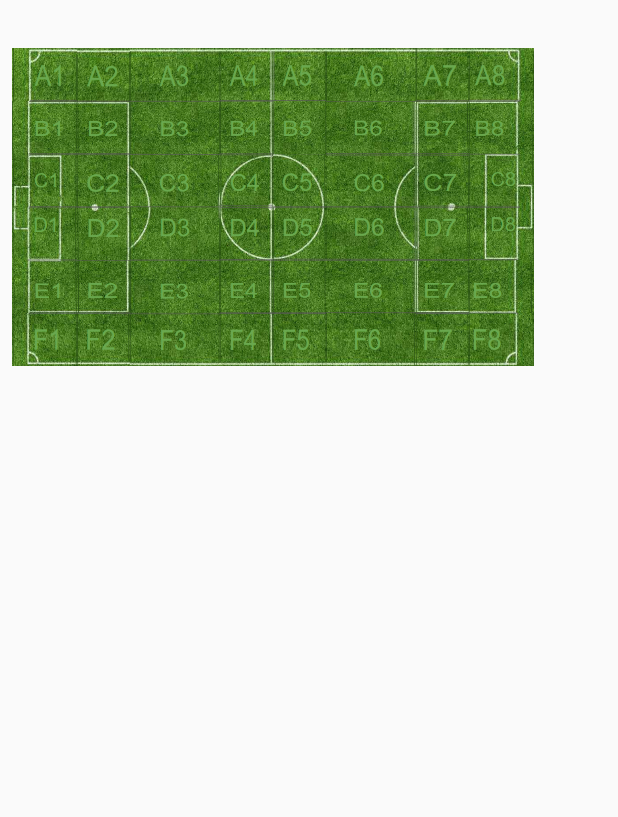
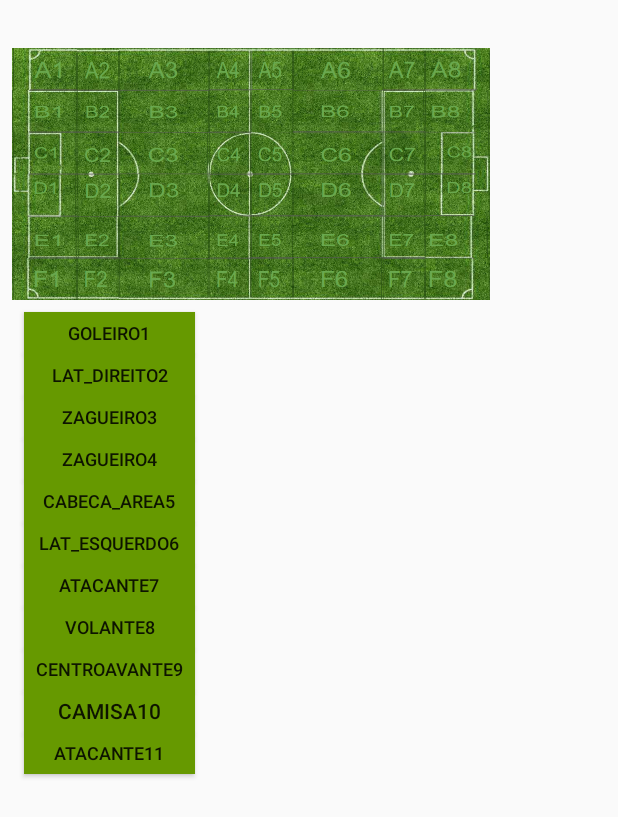
Before and after one commit to PauloLara/appTecnico, an Android app: the Acoes screen opened directly, with no data from a screen before it, on a phone screen of 412 x 824 dp. Shown: the top 817 px of the screen. Run offline under Robolectric (Android 15) with nearby library versions, the phone set to English and light mode, and no system bars.

Commit message:
botões ações

```diff
--- a/app/src/main/AndroidManifest.xml
+++ b/app/src/main/AndroidManifest.xml
@@ -1,6 +1,8 @@
 <?xml version="1.0" encoding="utf-8"?>
 <manifest xmlns:android="http://schemas.android.com/apk/res/android"
     package="com.example.paulo.apptecnico">
+
+    <uses-permission android:name="android.permission.WRITE_EXTERNAL_STORAGE"/>
 
     <application
         android:allowBackup="true"
--- a/app/src/main/java/com/example/paulo/apptecnico/Inicial.java
+++ b/app/src/main/java/com/example/paulo/apptecnico/Inicial.java
@@ -27,15 +27,8 @@ public class Inicial extends AppCompatActivity {
 
 
     public void clickBtnIrPartidaConfig(View view){
-
-        novoJogo = (Button) findViewById(R.id.btnnovojogo);
-        novoJogo.setOnClickListener(new View.OnClickListener() {
-            @Override
-            public void onClick(View v) {
-                Intent it;
-                it = new Intent(Inicial.this, PartidaConfig.class);
-                startActivity(it);
-            }
-        });
+        Intent it;
+        it = new Intent(Inicial.this, PartidaConfig.class);
+        startActivity(it);
     }
 }
--- a/app/src/main/res/layout/activity_acoes.xml
+++ b/app/src/main/res/layout/activity_acoes.xml
@@ -2,15 +2,15 @@
 <android.support.constraint.ConstraintLayout xmlns:android="http://schemas.android.com/apk/res/android"
     xmlns:app="http://schemas.android.com/apk/res-auto"
     xmlns:tools="http://schemas.android.com/tools"
+    android:id="@+id/relativeLayout"
     android:layout_width="match_parent"
     android:layout_height="match_parent"
-    tools:context=".Acoes"
-    android:id="@+id/relativeLayout">
+    tools:context=".Acoes">
 
     <Button
         android:id="@+id/f8"
         android:layout_width="43dp"
-        android:layout_height="35dp"
+        android:layout_height="28dp"
         android:background="@drawable/f8"
         app:layout_constraintLeft_toRightOf="@+id/f7"
         app:layout_constraintStart_toEndOf="@+id/f7"
@@ -18,8 +18,8 @@
 
     <Button
         android:id="@+id/f7"
-        android:layout_width="35dp"
-        android:layout_height="35dp"
+        android:layout_width="28dp"
+        android:layout_height="28dp"
         android:background="@drawable/f7"
         app:layout_constraintLeft_toLeftOf="@+id/c7"
         app:layout_constraintStart_toEndOf="@+id/f6"
@@ -28,15 +28,15 @@
     <Button
         android:id="@+id/e8"
         android:layout_width="43dp"
-        android:layout_height="35dp"
+        android:layout_height="28dp"
         android:background="@drawable/e8"
         app:layout_constraintStart_toEndOf="@+id/e7"
         app:layout_constraintTop_toBottomOf="@+id/d8" />
 
     <Button
         android:id="@+id/e7"
-        android:layout_width="35dp"
-        android:layout_height="35dp"
+        android:layout_width="28dp"
+        android:layout_height="28dp"
         android:background="@drawable/e7"
         app:layout_constraintStart_toEndOf="@+id/e6"
         app:layout_constraintTop_toBottomOf="@+id/d7" />
@@ -44,15 +44,15 @@
     <Button
         android:id="@+id/d8"
         android:layout_width="43dp"
-        android:layout_height="35dp"
+        android:layout_height="28dp"
         android:background="@drawable/d8"
         app:layout_constraintStart_toEndOf="@+id/d7"
         app:layout_constraintTop_toBottomOf="@+id/c8" />
 
     <Button
         android:id="@+id/d7"
-        android:layout_width="35dp"
-        android:layout_height="35dp"
+        android:layout_width="28dp"
+        android:layout_height="28dp"
         android:background="@drawable/d7"
         app:layout_constraintStart_toEndOf="@+id/d6"
         app:layout_constraintTop_toBottomOf="@+id/c7" />
@@ -60,15 +60,15 @@
     <Button
         android:id="@+id/c8"
         android:layout_width="43dp"
-        android:layout_height="35dp"
+        android:layout_height="28dp"
         android:background="@drawable/c8"
         app:layout_constraintStart_toEndOf="@+id/c7"
         app:layout_constraintTop_toBottomOf="@+id/b8" />
 
     <Button
         android:id="@+id/c7"
-        android:layout_width="35dp"
-        android:layout_height="35dp"
+        android:layout_width="28dp"
+        android:layout_height="28dp"
         android:background="@drawable/c7"
         app:layout_constraintStart_toEndOf="@+id/c6"
         app:layout_constraintTop_toBottomOf="@+id/b7" />
@@ -76,15 +76,15 @@
     <Button
         android:id="@+id/b8"
         android:layout_width="43dp"
-        android:layout_height="35dp"
+        android:layout_height="28dp"
         android:background="@drawable/b8"
         app:layout_constraintStart_toEndOf="@+id/b7"
         app:layout_constraintTop_toBottomOf="@+id/a8" />
 
     <Button
         android:id="@+id/b7"
-        android:layout_width="35dp"
-        android:layout_height="35dp"
+        android:layout_width="28dp"
+        android:layout_height="28dp"
         android:background="@drawable/b7"
         app:layout_constraintStart_toEndOf="@+id/b6"
         app:layout_constraintTop_toBottomOf="@+id/a7" />
@@ -92,7 +92,7 @@
     <Button
         android:id="@+id/f6"
         android:layout_width="60dp"
-        android:layout_height="35dp"
+        android:layout_height="28dp"
         android:background="@drawable/f6"
         app:layout_constraintEnd_toStartOf="@+id/f7"
         app:layout_constraintStart_toEndOf="@+id/f5"
@@ -101,7 +101,7 @@
     <Button
         android:id="@+id/e6"
         android:layout_width="60dp"
-        android:layout_height="35dp"
+        android:layout_height="28dp"
         android:background="@drawable/e6"
         app:layout_constraintBottom_toTopOf="@+id/f6"
         app:layout_constraintEnd_toStartOf="@+id/e7"
@@ -111,7 +111,7 @@
     <Button
         android:id="@+id/d6"
         android:layout_width="60dp"
-        android:layout_height="35dp"
+        android:layout_height="28dp"
         android:background="@drawable/d6"
         app:layout_constraintStart_toEndOf="@+id/d5"
         app:layout_constraintTop_toBottomOf="@+id/c6" />
@@ -119,7 +119,7 @@
     <Button
         android:id="@+id/c6"
         android:layout_width="60dp"
-        android:layout_height="35dp"
+        android:layout_height="28dp"
         android:background="@drawable/c6"
         app:layout_constraintStart_toEndOf="@+id/c5"
         app:layout_constraintTop_toBottomOf="@+id/b6" />
@@ -127,7 +127,7 @@
     <Button
         android:id="@+id/b6"
         android:layout_width="60dp"
-        android:layout_height="35dp"
+        android:layout_height="28dp"
         android:background="@drawable/b6"
         app:layout_constraintStart_toEndOf="@+id/b5"
         app:layout_constraintTop_toBottomOf="@+id/a6" />
@@ -135,7 +135,7 @@
     <Button
         android:id="@+id/f1"
         android:layout_width="43dp"
-        android:layout_height="35dp"
+        android:layout_height="28dp"
         android:layout_marginLeft="8dp"
         android:layout_marginStart="8dp"
         android:background="@drawable/f1"
@@ -146,7 +146,7 @@
     <Button
         android:id="@+id/e1"
         android:layout_width="43dp"
-        android:layout_height="35dp"
+        android:layout_height="28dp"
         android:layout_marginLeft="8dp"
         android:layout_marginStart="8dp"
         android:background="@drawable/e1"
@@ -159,7 +159,7 @@
     <Button
         android:id="@+id/d1"
         android:layout_width="43dp"
-        android:layout_height="35dp"
+        android:layout_height="28dp"
         android:layout_marginLeft="8dp"
         android:layout_marginStart="8dp"
         android:background="@drawable/d1"
@@ -169,7 +169,7 @@
     <Button
         android:id="@+id/c1"
         android:layout_width="43dp"
-        android:layout_height="35dp"
+        android:layout_height="28dp"
         android:layout_marginLeft="8dp"
         android:layout_marginStart="8dp"
         android:background="@drawable/c1"
@@ -179,7 +179,7 @@
     <Button
         android:id="@+id/b1"
         android:layout_width="43dp"
-        android:layout_height="35dp"
+        android:layout_height="28dp"
         android:layout_marginLeft="8dp"
         android:layout_marginStart="8dp"
         android:background="@drawable/b1"
@@ -190,7 +190,7 @@
     <Button
         android:id="@+id/a8"
         android:layout_width="43dp"
-        android:layout_height="35dp"
+        android:layout_height="28dp"
         android:layout_marginTop="32dp"
         android:background="@drawable/a8"
         app:layout_constraintStart_toEndOf="@+id/a7"
@@ -198,8 +198,8 @@
 
     <Button
         android:id="@+id/a7"
-        android:layout_width="35dp"
-        android:layout_height="35dp"
+        android:layout_width="28dp"
+        android:layout_height="28dp"
         android:layout_marginTop="32dp"
         android:background="@drawable/a7"
         app:layout_constraintStart_toEndOf="@+id/a6"
@@ -208,7 +208,7 @@
     <Button
         android:id="@+id/a6"
         android:layout_width="60dp"
-        android:layout_height="35dp"
+        android:layout_height="28dp"
         android:layout_marginTop="32dp"
         android:background="@drawable/a6"
         app:layout_constraintStart_toEndOf="@+id/a5"
@@ -216,8 +216,8 @@
 
     <Button
         android:id="@+id/a5"
-        android:layout_width="35dp"
-        android:layout_height="35dp"
+        android:layout_width="28dp"
+        android:layout_height="28dp"
         android:layout_marginTop="32dp"
         android:background="@drawable/a55"
         app:layout_constraintStart_toEndOf="@+id/a4"
@@ -225,8 +225,8 @@
 
     <Button
         android:id="@+id/a4"
-        android:layout_width="35dp"
-        android:layout_height="35dp"
+        android:layout_width="28dp"
+        android:layout_height="28dp"
         android:layout_marginTop="32dp"
         android:background="@drawable/a4"
         app:layout_constraintStart_toEndOf="@+id/a3"
@@ -235,7 +235,7 @@
     <Button
         android:id="@+id/a3"
         android:layout_width="60dp"
-        android:layout_height="35dp"
+        android:layout_height="28dp"
         android:layout_marginTop="32dp"
         android:background="@drawable/a33"
         app:layout_constraintStart_toEndOf="@+id/a2"
@@ -244,7 +244,7 @@
     <Button
         android:id="@+id/f3"
         android:layout_width="60dp"
-        android:layout_height="35dp"
+        android:layout_height="28dp"
         android:background="@drawable/f3"
         app:layout_constraintLeft_toRightOf="@+id/f2"
         app:layout_constraintStart_toEndOf="@+id/f2"
@@ -253,7 +253,7 @@
     <Button
         android:id="@+id/e3"
         android:layout_width="60dp"
-        android:layout_height="35dp"
+        android:layout_height="28dp"
         android:background="@drawable/e3"
         app:layout_constraintStart_toEndOf="@+id/e2"
         app:layout_constraintTop_toBottomOf="@+id/d3" />" />
@@ -261,7 +261,7 @@
     <Button
         android:id="@+id/d3"
         android:layout_width="60dp"
-        android:layout_height="35dp"
+        android:layout_height="28dp"
         android:background="@drawable/d3"
         app:layout_constraintStart_toEndOf="@+id/d2"
         app:layout_constraintTop_toBottomOf="@+id/c3" />
@@ -269,15 +269,15 @@
     <Button
         android:id="@+id/c3"
         android:layout_width="60dp"
-        android:layout_height="35dp"
+        android:layout_height="28dp"
         android:background="@drawable/c3"
         app:layout_constraintStart_toEndOf="@+id/c2"
         app:layout_constraintTop_toBottomOf="@+id/b3" />
 
     <Button
         android:id="@+id/f4"
-        android:layout_width="35dp"
-        android:layout_height="35dp"
+        android:layout_width="28dp"
+        android:layout_height="28dp"
         android:background="@drawable/f4"
         app:layout_constraintLeft_toRightOf="@+id/a3"
         app:layout_constraintStart_toEndOf="@+id/f3"
@@ -285,40 +285,40 @@
 
     <Button
         android:id="@+id/e4"
-        android:layout_width="35dp"
-        android:layout_height="35dp"
+        android:layout_width="28dp"
+        android:layout_height="28dp"
         android:background="@drawable/e4"
         app:layout_constraintStart_toEndOf="@+id/e3"
         app:layout_constraintTop_toBottomOf="@+id/d4" />
 
     <Button
         android:id="@+id/d4"
-        android:layout_width="35dp"
-        android:layout_height="35dp"
+        android:layout_width="28dp"
+        android:layout_height="28dp"
         android:background="@drawable/d4"
         app:layout_constraintStart_toEndOf="@+id/d3"
         app:layout_constraintTop_toBottomOf="@+id/c4" />
 
     <Button
         android:id="@+id/c4"
-        android:layout_width="35dp"
-        android:layout_height="35dp"
+        android:layout_width="28dp"
+        android:layout_height="28dp"
         android:background="@drawable/c4"
         app:layout_constraintStart_toEndOf="@+id/c3"
         app:layout_constraintTop_toBottomOf="@+id/b4" />
 
     <Button
         android:id="@+id/f5"
-        android:layout_width="35dp"
-        android:layout_height="35dp"
+        android:layout_width="28dp"
+        android:layout_height="28dp"
         android:background="@drawable/f5"
         app:layout_constraintStart_toEndOf="@+id/f4"
         app:layout_constraintTop_toBottomOf="@+id/e5" />
 
     <Button
         android:id="@+id/e5"
-        android:layout_width="35dp"
-        android:layout_height="35dp"
+        android:layout_width="28dp"
+        android:layout_height="28dp"
         android:background="@drawable/e5"
         app:layout_constraintLeft_toLeftOf="@+id/d5"
         app:layout_constraintStart_toEndOf="@+id/e4"
@@ -326,24 +326,24 @@
 
     <Button
         android:id="@+id/d5"
-        android:layout_width="35dp"
-        android:layout_height="35dp"
+        android:layout_width="28dp"
+        android:layout_height="28dp"
         android:background="@drawable/d5"
         app:layout_constraintStart_toEndOf="@+id/d4"
         app:layout_constraintTop_toBottomOf="@+id/c5" />
 
     <Button
         android:id="@+id/c5"
-        android:layout_width="35dp"
-        android:layout_height="35dp"
+        android:layout_width="28dp"
+        android:layout_height="28dp"
         android:background="@drawable/c5"
         app:layout_constraintStart_toEndOf="@+id/c4"
         app:layout_constraintTop_toBottomOf="@+id/b5" />
 
     <Button
         android:id="@+id/b5"
-        android:layout_width="35dp"
-        android:layout_height="35dp"
+        android:layout_width="28dp"
+        android:layout_height="28dp"
         android:layout_alignParentEnd="true"
         android:layout_alignParentTop="true"
         android:background="@drawable/b5"
@@ -353,8 +353,8 @@
 
     <Button
         android:id="@+id/b4"
-        android:layout_width="35dp"
-        android:layout_height="35dp"
+        android:layout_width="28dp"
+        android:layout_height="28dp"
         android:background="@drawable/b4"
         app:layout_constraintStart_toEndOf="@+id/b3"
         app:layout_constraintTop_toBottomOf="@+id/a4" />
@@ -362,47 +362,47 @@
     <Button
         android:id="@+id/b3"
         android:layout_width="60dp"
-        android:layout_height="35dp"
+        android:layout_height="28dp"
         android:background="@drawable/b3"
         app:layout_constraintStart_toEndOf="@+id/b2"
         app:layout_constraintTop_toBottomOf="@+id/a3" />
 
     <Button
         android:id="@+id/f2"
-        android:layout_width="35dp"
-        android:layout_height="35dp"
+        android:layout_width="28dp"
+        android:layout_height="28dp"
         android:background="@drawable/f2"
         app:layout_constraintStart_toEndOf="@+id/f1"
         app:layout_constraintTop_toBottomOf="@+id/e2" />
 
     <Button
         android:id="@+id/e2"
-        android:layout_width="35dp"
-        android:layout_height="35dp"
+        android:layout_width="28dp"
+        android:layout_height="28dp"
         android:background="@drawable/e2"
         app:layout_constraintStart_toEndOf="@+id/e1"
         app:layout_constraintTop_toBottomOf="@+id/d2" />
 
     <Button
         android:id="@+id/d2"
-        android:layout_width="35dp"
-        android:layout_height="35dp"
+        android:layout_width="28dp"
+        android:layout_height="28dp"
         android:background="@drawable/d2"
         app:layout_constraintStart_toEndOf="@+id/d1"
         app:layout_constraintTop_toBottomOf="@+id/c2" />
 
     <Button
         android:id="@+id/c2"
-        android:layout_width="35dp"
-        android:layout_height="35dp"
+        android:layout_width="28dp"
+        android:layout_height="28dp"
         android:background="@drawable/c2"
         app:layout_constraintStart_toEndOf="@+id/c1"
         app:layout_constraintTop_toBottomOf="@+id/b2" />
 
     <Button
         android:id="@+id/b2"
-        android:layout_width="35dp"
-        android:layout_height="35dp"
+        android:layout_width="28dp"
+        android:layout_height="28dp"
         android:background="@drawable/b2"
         app:layout_constraintStart_toEndOf="@+id/b1"
         app:layout_constraintTop_toBottomOf="@+id/a2" />
@@ -410,7 +410,7 @@
     <Button
         android:id="@+id/a1"
         android:layout_width="43dp"
-        android:layout_height="35dp"
+        android:layout_height="28dp"
         android:layout_marginLeft="8dp"
         android:layout_marginStart="8dp"
         android:layout_marginTop="32dp"
@@ -420,11 +420,153 @@
 
     <Button
         android:id="@+id/a2"
-        android:layout_width="35dp"
-        android:layout_height="35dp"
+        android:layout_width="28dp"
+        android:layout_height="28dp"
         android:layout_marginTop="32dp"
         android:background="@drawable/a2"
         app:layout_constraintStart_toEndOf="@+id/a1"
         app:layout_constraintTop_toTopOf="parent" />
 
+    <Button
+        android:id="@+id/goleiro1"
+        android:layout_width="114dp"
+        android:layout_height="28dp"
+        android:layout_marginLeft="16dp"
+        android:layout_marginStart="16dp"
+        android:layout_marginTop="8dp"
+        android:background="@android:color/holo_green_dark"
+        android:text="goleiro1"
+        android:textSize="12sp"
+        app:layout_constraintStart_toStartOf="parent"
+        app:layout_constraintTop_toBottomOf="@+id/f2"
+        tools:textColorHint="@color/design_default_color_primary_dark" />
+
+    <Button
+        android:id="@+id/lat_direito2"
+        android:layout_width="114dp"
+        android:layout_height="28dp"
+        android:layout_marginLeft="16dp"
+        android:layout_marginStart="16dp"
+        android:background="@android:color/holo_green_dark"
+        android:text="lat_direito2"
+        android:textSize="12sp"
+        app:layout_constraintStart_toStartOf="parent"
+        app:layout_constraintTop_toBottomOf="@+id/goleiro1"
+        tools:textColorHint="@color/design_default_color_primary_dark" />
+
+    <Button
+        android:id="@+id/zagueiro3"
+        android:layout_width="114dp"
+        android:layout_height="28dp"
+        android:layout_marginLeft="16dp"
+        android:layout_marginStart="16dp"
+        android:background="@android:color/holo_green_dark"
+        android:text="zagueiro3"
+        android:textSize="12sp"
+        app:layout_constraintStart_toStartOf="parent"
+        app:layout_constraintTop_toBottomOf="@+id/lat_direito2"
+        tools:textColorHint="@color/design_default_color_primary_dark" />
+
+    <Button
+        android:id="@+id/zagueiro4"
+        android:layout_width="114dp"
+        android:layout_height="28dp"
+        android:layout_marginLeft="16dp"
+        android:layout_marginStart="16dp"
+        android:background="@android:color/holo_green_dark"
+        android:text="zagueiro4"
+        android:textSize="12sp"
+        app:layout_constraintStart_toStartOf="parent"
+        app:layout_constraintTop_toBottomOf="@+id/zagueiro3"
+        tools:textColorHint="@color/design_default_color_primary_dark" />
+
+    <Button
+        android:id="@+id/cabeca_area5"
+        android:layout_width="114dp"
+        android:layout_height="28dp"
+        android:layout_marginLeft="16dp"
+        android:layout_marginStart="16dp"
+        android:background="@android:color/holo_green_dark"
+        android:text="cabeca_area5"
+        android:textSize="12sp"
+        app:layout_constraintStart_toStartOf="parent"
+        app:layout_constraintTop_toBottomOf="@+id/zagueiro4"
+        tools:textColorHint="@color/design_default_color_primary_dark" />
+
+    <Button
+        android:id="@+id/lat_esquerdo6"
+        android:layout_width="114dp"
+        android:layout_height="28dp"
+        android:layout_marginLeft="16dp"
+        android:layout_marginStart="16dp"
+        android:background="@android:color/holo_green_dark"
+        android:text="lat_esquerdo6"
+        android:textSize="12sp"
+        app:layout_constraintStart_toStartOf="parent"
+        app:layout_constraintTop_toBottomOf="@+id/cabeca_area5"
+        tools:textColorHint="@color/design_default_color_primary_dark" />
+
+    <Button
+        android:id="@+id/atacante7"
+        android:layout_width="114dp"
+        android:layout_height="28dp"
+        android:layout_marginLeft="16dp"
+        android:layout_marginStart="16dp"
+        android:background="@android:color/holo_green_dark"
+        android:text="atacante7"
+        android:textSize="12sp"
+        app:layout_constraintStart_toStartOf="parent"
+        app:layout_constraintTop_toBottomOf="@+id/lat_esquerdo6"
+        tools:textColorHint="@color/design_default_color_primary_dark" />
+
+    <Button
+        android:id="@+id/volante8"
+        android:layout_width="114dp"
+        android:layout_height="28dp"
+        android:layout_marginLeft="16dp"
+        android:layout_marginStart="16dp"
+        android:background="@android:color/holo_green_dark"
+        android:text="volante8"
+        android:textSize="12sp"
+        app:layout_constraintStart_toStartOf="parent"
+        app:layout_constraintTop_toBottomOf="@+id/atacante7"
+        tools:textColorHint="@color/design_default_color_primary_dark" />
+
+    <Button
+        android:id="@+id/centroavante9"
+        android:layout_width="114dp"
+        android:layout_height="28dp"
+        android:layout_marginLeft="16dp"
+        android:layout_marginStart="16dp"
+        android:background="@android:color/holo_green_dark"
+        android:text="centroavante9"
+        android:textSize="12sp"
+        app:layout_constraintStart_toStartOf="parent"
+        app:layout_constraintTop_toBottomOf="@+id/volante8"
+        tools:textColorHint="@color/design_default_color_primary_dark" />
+
+    <Button
+        android:id="@+id/camisa10"
+        android:layout_width="114dp"
+        android:layout_height="28dp"
+        android:layout_marginLeft="16dp"
+        android:layout_marginStart="16dp"
+        android:background="@android:color/holo_green_dark"
+        android:text="camisa10"
+        app:layout_constraintStart_toStartOf="parent"
+        app:layout_constraintTop_toBottomOf="@+id/centroavante9" />
+
+    <Button
+        android:id="@+id/atacante11"
+        android:layout_width="114dp"
+        android:layout_height="28dp"
+        android:layout_marginLeft="16dp"
+        android:layout_marginStart="16dp"
+        android:background="@android:color/holo_green_dark"
+        android:text="atacante11"
+        android:textSize="12sp"
+        app:layout_constraintStart_toStartOf="parent"
+        app:layout_constraintTop_toBottomOf="@+id/camisa10"
+        tools:textColorHint="@color/design_default_color_primary_dark" />
+
 </android.support.constraint.ConstraintLayout>
--- a/app/src/main/res/layout/activity_inicial.xml
+++ b/app/src/main/res/layout/activity_inicial.xml
@@ -112,8 +112,9 @@
     <android.support.v4.view.ViewPager
         android:id="@+id/carrossel"
         android:layout_width="match_parent"
-        android:layout_height="wrap_content"
+        android:layout_height="230dp"
         android:layout_marginTop="36dp"
-        app:layout_constraintTop_toTopOf="parent"></android.support.v4.view.ViewPager>
+        app:layout_constraintTop_toTopOf="parent">
+    </android.support.v4.view.ViewPager>
 
 </android.support.constraint.ConstraintLayout>
```
